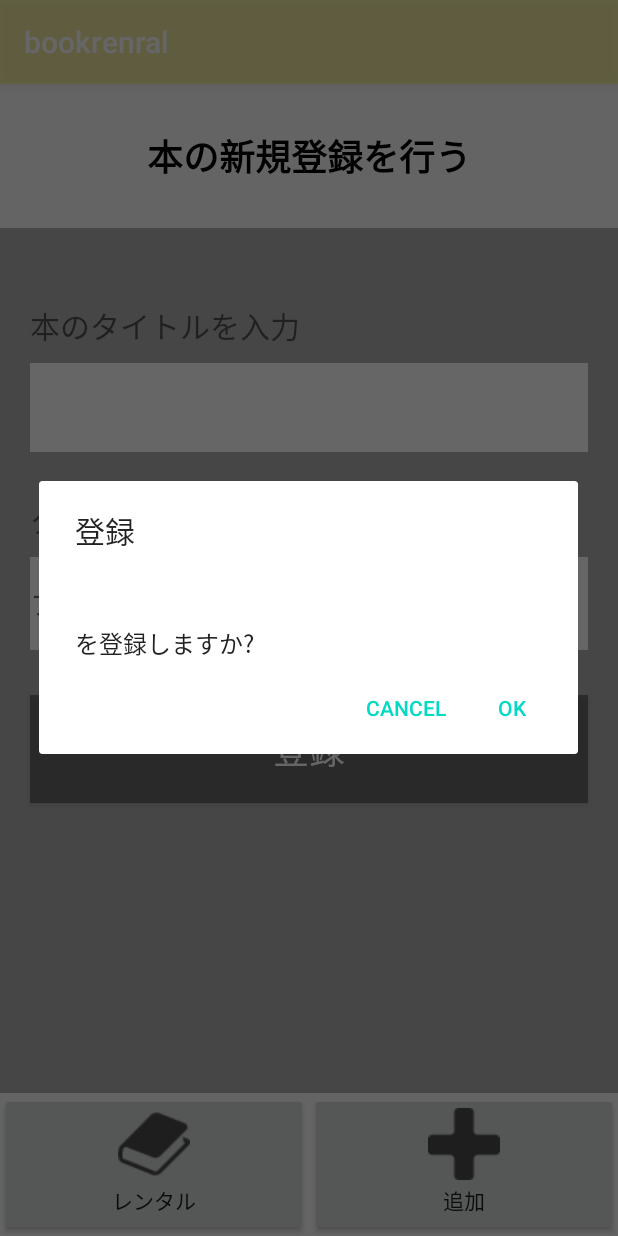
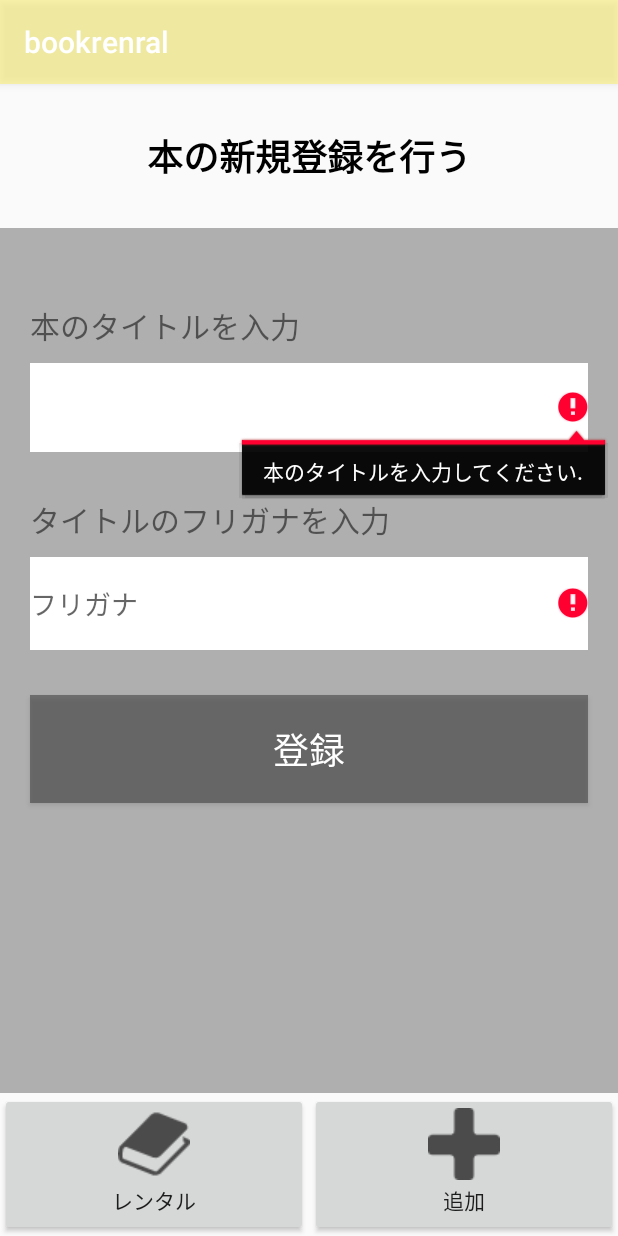
Before and after one commit to hues4789/AndroidBookRental, an Android app: the custom_add_books screen opened directly, with no data from a screen before it, after a tap on "登録", on a phone screen of 412 x 824 dp. Run offline under Robolectric (Android 15) with nearby library versions, the phone set to English and light mode, and no system bars; libraries missing offline, so code that uses them is left out: android.net.sip, com.beardedhen.androidbootstrap; plain views replace BootstrapButton; 4 statements that could not run were skipped.

Commit message:
カスタマイズ登録nullチェック追加

```diff
--- a/app/src/main/java/com/bookrental/myapplication/custom_add_books.java
+++ b/app/src/main/java/com/bookrental/myapplication/custom_add_books.java
@@ -45,6 +45,16 @@ public class custom_add_books extends AppCompatActivity implements View.OnClickL
                 EditText BookTitleInput = findViewById(R.id.etbookTitle);
 
                 EditText BookTitleKanaInput = findViewById(R.id.etBookTitleKana);
+
+                if(BookTitleInput.getText().toString().isEmpty() || BookTitleKanaInput.getText().toString().isEmpty()) {
+                    if (BookTitleInput.getText().toString().isEmpty()) {
+                        BookTitleInput.setError("本のタイトルを入力してください.");
+                    }
+                    if (BookTitleKanaInput.getText().toString().isEmpty()) {
+                        BookTitleKanaInput.setError("タイトルカナを入力してください.");
+                    }
+                    return;
+                }
 
                 final String BookTitle = BookTitleInput.getText().toString();
 
--- a/app/src/main/res/values/strings.xml
+++ b/app/src/main/res/values/strings.xml
@@ -19,4 +19,5 @@
     <string name="input_book_title">本のタイトルを入力</string>
     <string name="input_book_title_kana">タイトルのフリガナを入力</string>
     <string name="hurigaba">フリガナ</string>
+    <string name="Error_BOOKTitle">本のタイトルを入力してください。</string>
 </resources>
```
